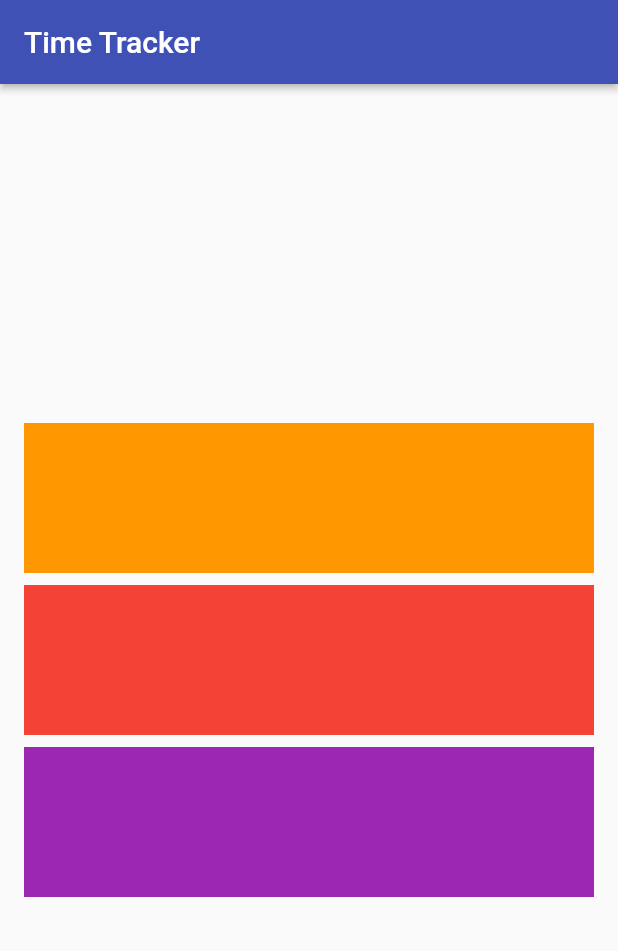
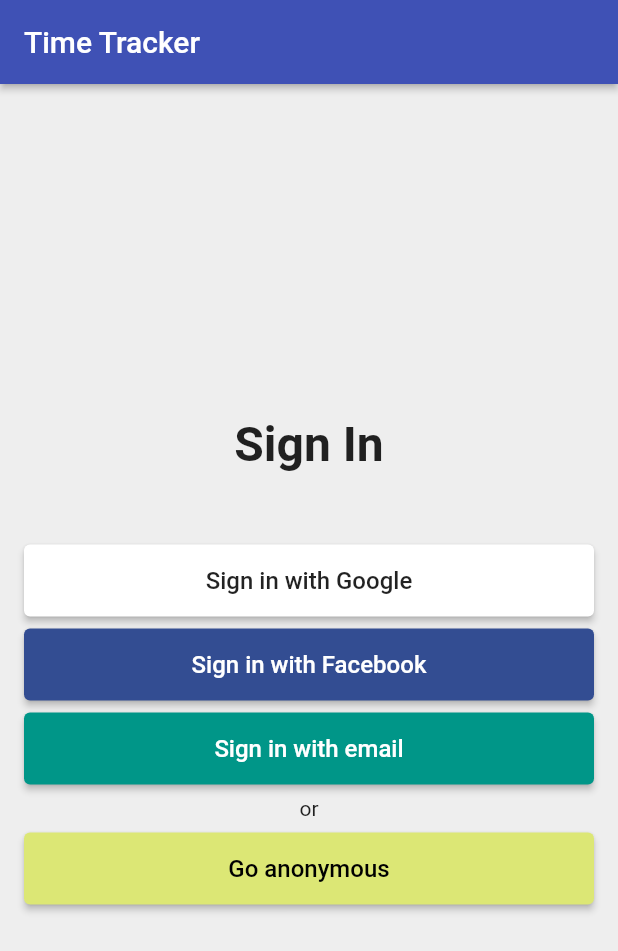
Before and after one commit to johnnycopes/time-tracker-flutter-course, a Flutter app: the screen it shows after launch, on a phone screen of 412 x 824 dp. Shown: the top 951 px of the screen. Run offline on Flutter 3.47's test engine with Material 2 defaults, Android fonts, the light colour scheme and no system bars.

Commit message:
creates reusable custom_elevated_button and sign_in_button components; sets up buttons on Sign In screen

```diff
--- /dev/null
+++ b/lib/app/sign_in/sign_in_button.dart
@@ -0,0 +1,18 @@
+import 'package:flutter/material.dart';
+import 'package:time_tracker_flutter_course/common_widgets/custom_elevated_button.dart';
+
+class SignInButton extends CustomElevatedButton {
+  SignInButton({
+    required String text,
+    required Color color,
+    required Color textColor,
+    required VoidCallback onPressed,
+  }) : super(
+          child: Text(
+            text,
+            style: TextStyle(color: textColor, fontSize: 16.0),
+          ),
+          color: color,
+          onPressed: onPressed,
+        );
+}
--- a/lib/app/sign_in/sign_in_page.dart
+++ b/lib/app/sign_in/sign_in_page.dart
@@ -1,4 +1,5 @@
 import 'package:flutter/material.dart';
+import 'package:time_tracker_flutter_course/app/sign_in/sign_in_button.dart';
 
 class SignInPage extends StatelessWidget {
   @override
@@ -9,6 +10,7 @@
         elevation: 2.0,
       ),
       body: _buildContent(),
+      backgroundColor: Colors.grey.shade200,
     );
   }
 }
@@ -20,25 +22,47 @@
       mainAxisAlignment: MainAxisAlignment.center,
       crossAxisAlignment: CrossAxisAlignment.stretch,
       children: <Widget>[
-        Container(
-          color: Colors.orange,
-          child: SizedBox(
-            height: 100.0,
+        Text(
+          'Sign In',
+          textAlign: TextAlign.center,
+          style: TextStyle(
+            fontSize: 32.0,
+            fontWeight: FontWeight.w600,
           ),
         ),
-        SizedBox(height: 8.0),
-        Container(
-          color: Colors.red,
-          child: SizedBox(
-            height: 100.0,
-          ),
+        SizedBox(height: 48.0),
+        SignInButton(
+          text: 'Sign in with Google',
+          textColor: Colors.black87,
+          color: Colors.white,
+          onPressed: () => print("google!"),
         ),
         SizedBox(height: 8.0),
-        Container(
-          color: Colors.purple,
-          child: SizedBox(
-            height: 100.0,
-          ),
+        SignInButton(
+          text: 'Sign in with Facebook',
+          textColor: Colors.white,
+          color: Color(0xFF334D92),
+          onPressed: () => print("facebook!"),
+        ),
+        SizedBox(height: 8.0),
+        SignInButton(
+          text: 'Sign in with email',
+          textColor: Colors.white,
+          color: Colors.teal,
+          onPressed: () => print("email!"),
+        ),
+        SizedBox(height: 8.0),
+        Text(
+          'or',
+          style: TextStyle(fontSize: 14.0, color: Colors.black87),
+          textAlign: TextAlign.center,
+        ),
+        SizedBox(height: 8.0),
+        SignInButton(
+          text: 'Go anonymous',
+          textColor: Colors.black,
+          color: Colors.lime.shade300,
+          onPressed: () => print("anonymous!"),
         ),
       ],
     ),
```
Also changed, not shown: lib/common_widgets/custom_elevated_button.dart (added, +36 -0 lines).
